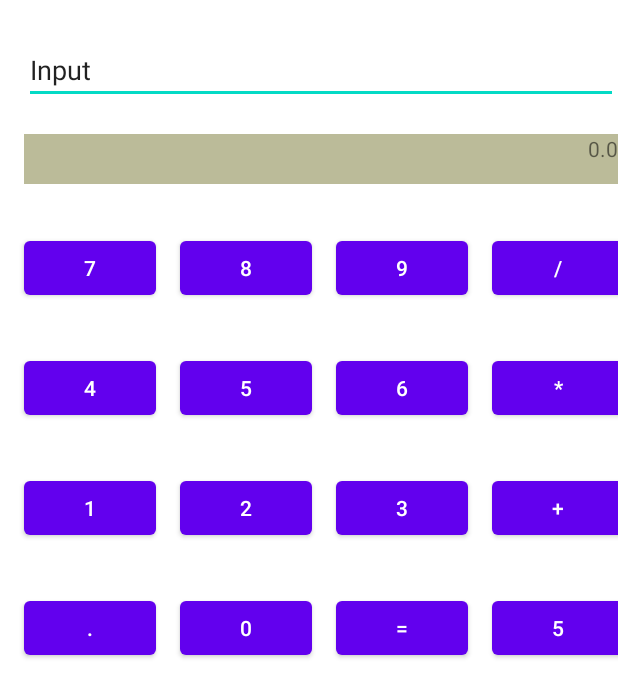
After one commit to linbxAndrew/FirstAndroid, an Android app: the layout constraint_layout_9_18.xml on its own in the app's theme, with its tools: preview values and no code run, on a phone screen of 412 x 824 dp. The commit adds this screen. Shown: the top 697 px of the screen. Run offline under Robolectric (Android 15) with nearby library versions, the phone set to English and light mode, and no system bars.

Commit message:
experience 2 in september 18th about layout

```diff
--- a/app/src/main/res/layout/activity_main.xml
+++ b/app/src/main/res/layout/activity_main.xml
@@ -9,7 +9,7 @@
     <TextView
         android:layout_width="wrap_content"
         android:layout_height="wrap_content"
-        android:text="Hello World!"
+        android:text="HelloWorld"
         app:layout_constraintBottom_toBottomOf="parent"
         app:layout_constraintLeft_toLeftOf="parent"
         app:layout_constraintRight_toRightOf="parent"
--- /dev/null
+++ b/app/src/main/res/layout/constraint_layout_9_18.xml
@@ -0,0 +1,224 @@
+<androidx.constraintlayout.widget.ConstraintLayout xmlns:android="http://schemas.android.com/apk/res/android"
+    xmlns:app="http://schemas.android.com/apk/res-auto"
+    xmlns:tools="http://schemas.android.com/tools"
+    android:layout_width="match_parent"
+    android:layout_height="match_parent"
+    tools:context=".MainActivity">
+
+    <EditText
+        android:id="@+id/editTextTextPersonName"
+        android:layout_width="match_parent"
+        android:layout_height="wrap_content"
+        android:layout_marginStart="16dp"
+        android:layout_marginTop="24dp"
+        android:text="Input"
+        app:layout_constraintStart_toStartOf="parent"
+        app:layout_constraintTop_toTopOf="parent" />
+
+    <TextView
+        android:id="@+id/textView"
+        android:layout_width="match_parent"
+        android:layout_height="33dp"
+        android:layout_marginStart="16dp"
+        android:layout_marginTop="20dp"
+        android:background="#bbbb99"
+        android:gravity="right"
+        android:text="0.0"
+        app:layout_constraintStart_toStartOf="parent"
+        app:layout_constraintTop_toBottomOf="@+id/editTextTextPersonName" />
+
+    <Button
+        android:id="@+id/button7"
+        android:layout_width="wrap_content"
+        android:layout_height="wrap_content"
+        android:layout_marginStart="16dp"
+        android:layout_marginTop="32dp"
+        android:text="7"
+        app:layout_constraintStart_toStartOf="parent"
+        app:layout_constraintTop_toBottomOf="@+id/textView" />
+
+
+    <Button
+        android:id="@+id/button4"
+        android:layout_width="wrap_content"
+        android:layout_height="wrap_content"
+        android:layout_marginStart="16dp"
+        android:layout_marginTop="32dp"
+        android:text="4"
+        app:layout_constraintStart_toStartOf="parent"
+        app:layout_constraintTop_toBottomOf="@+id/button7" />
+
+
+    <Button
+        android:id="@+id/button1"
+        android:layout_width="wrap_content"
+        android:layout_height="wrap_content"
+        android:layout_marginStart="16dp"
+        android:layout_marginTop="32dp"
+        android:text="1"
+        app:layout_constraintStart_toStartOf="parent"
+        app:layout_constraintTop_toBottomOf="@+id/button4" />
+
+
+    <Button
+        android:id="@+id/button."
+        android:layout_width="wrap_content"
+        android:layout_height="wrap_content"
+        android:layout_marginStart="16dp"
+        android:layout_marginTop="32dp"
+        android:text="."
+        app:layout_constraintStart_toStartOf="parent"
+        app:layout_constraintTop_toBottomOf="@+id/button1" />
+
+
+    <Button
+        android:id="@+id/button8"
+        android:layout_width="wrap_content"
+        android:layout_height="wrap_content"
+        android:layout_marginStart="16dp"
+        android:layout_marginTop="32dp"
+        android:text="8"
+        app:layout_constraintStart_toEndOf="@id/button7"
+        app:layout_constraintTop_toBottomOf="@id/textView" />
+
+
+
+
+    <Button
+        android:id="@+id/button5"
+        android:layout_width="wrap_content"
+        android:layout_height="wrap_content"
+        android:layout_marginStart="16dp"
+        android:layout_marginTop="32dp"
+        android:text="5"
+        app:layout_constraintStart_toEndOf="@id/button4"
+        app:layout_constraintTop_toBottomOf="@id/button8" />
+
+
+    <Button
+        android:id="@+id/button2"
+        android:layout_width="wrap_content"
+        android:layout_height="wrap_content"
+        android:layout_marginStart="16dp"
+        android:layout_marginTop="32dp"
+        android:text="2"
+        app:layout_constraintStart_toEndOf="@id/button1"
+        app:layout_constraintTop_toBottomOf="@id/button5" />
+
+
+    <Button
+        android:id="@+id/button0"
+        android:layout_width="wrap_content"
+        android:layout_height="wrap_content"
+        android:layout_marginStart="16dp"
+        android:layout_marginTop="32dp"
+        android:text="0"
+        app:layout_constraintStart_toEndOf="@id/button."
+        app:layout_constraintTop_toBottomOf="@id/button2" />
+
+
+
+
+
+
+    <Button
+        android:id="@+id/button9"
+        android:layout_width="wrap_content"
+        android:layout_height="wrap_content"
+        android:layout_marginStart="16dp"
+        android:layout_marginTop="32dp"
+        android:text="9"
+        app:layout_constraintStart_toEndOf="@id/button8"
+        app:layout_constraintTop_toBottomOf="@id/textView" />
+
+
+    <Button
+        android:id="@+id/button6"
+        android:layout_width="wrap_content"
+        android:layout_height="wrap_content"
+        android:layout_marginStart="16dp"
+        android:layout_marginTop="32dp"
+        android:text="6"
+        app:layout_constraintStart_toEndOf="@id/button5"
+        app:layout_constraintTop_toBottomOf="@id/button9" />
+
+
+    <Button
+        android:id="@+id/button3"
+        android:layout_width="wrap_content"
+        android:layout_height="wrap_content"
+        android:layout_marginStart="16dp"
+        android:layout_marginTop="32dp"
+        android:text="3"
+        app:layout_constraintStart_toEndOf="@id/button2"
+        app:layout_constraintTop_toBottomOf="@id/button6" />
+
+
+    <Button
+        android:id="@+id/buttonEqual"
+        android:layout_width="wrap_content"
+        android:layout_height="wrap_content"
+        android:layout_marginStart="16dp"
+        android:layout_marginTop="32dp"
+        android:text="="
+        app:layout_constraintStart_toEndOf="@id/button0"
+        app:layout_constraintTop_toBottomOf="@id/button3" />
+
+
+
+
+    <Button
+        android:id="@+id/buttonDivide"
+        android:layout_width="wrap_content"
+        android:layout_height="wrap_content"
+        android:layout_marginStart="16dp"
+        android:layout_marginTop="32dp"
+        android:text="/"
+        app:layout_constraintStart_toEndOf="@id/button9"
+        app:layout_constraintTop_toBottomOf="@id/textView" />
+
+
+
+    <Button
+        android:id="@+id/buttonMultiply"
+        android:layout_width="wrap_content"
+        android:layout_height="wrap_content"
+        android:layout_marginStart="16dp"
+        android:layout_marginTop="32dp"
+        android:text="*"
+        app:layout_constraintStart_toEndOf="@id/button6"
+        app:layout_constraintTop_toBottomOf="@id/buttonDivide" />
+
+
+
+    <Button
+        android:id="@+id/buttonAdd"
+        android:layout_width="wrap_content"
+        android:layout_height="wrap_content"
+        android:layout_marginStart="16dp"
+        android:layout_marginTop="32dp"
+        android:text="+"
+        app:layout_constraintStart_toEndOf="@id/button3"
+        app:layout_constraintTop_toBottomOf="@id/buttonMultiply" />
+
+
+
+    <Button
+        android:id="@+id/buttonSubtract"
+        android:layout_width="wrap_content"
+        android:layout_height="wrap_content"
+        android:layout_marginStart="16dp"
+        android:layout_marginTop="32dp"
+        android:text="5"
+        app:layout_constraintStart_toEndOf="@id/buttonEqual"
+        app:layout_constraintTop_toBottomOf="@id/buttonAdd" />
+
+
+
+
+
+
+
+
+
+</androidx.constraintlayout.widget.ConstraintLayout>
```
Also changed, not shown: app/src/main/res/layout/linear_layout_9_18.xml (added, +164 -0 lines), app/src/main/res/layout/linear_layout_from_git.xml (added, +43 -0 lines), app/src/main/res/layout/table_layout_9_18.xml (added, +116 -0 lines), app/src/main/res/layout/table_layout_from_web.xml (added, +103 -0 lines).
